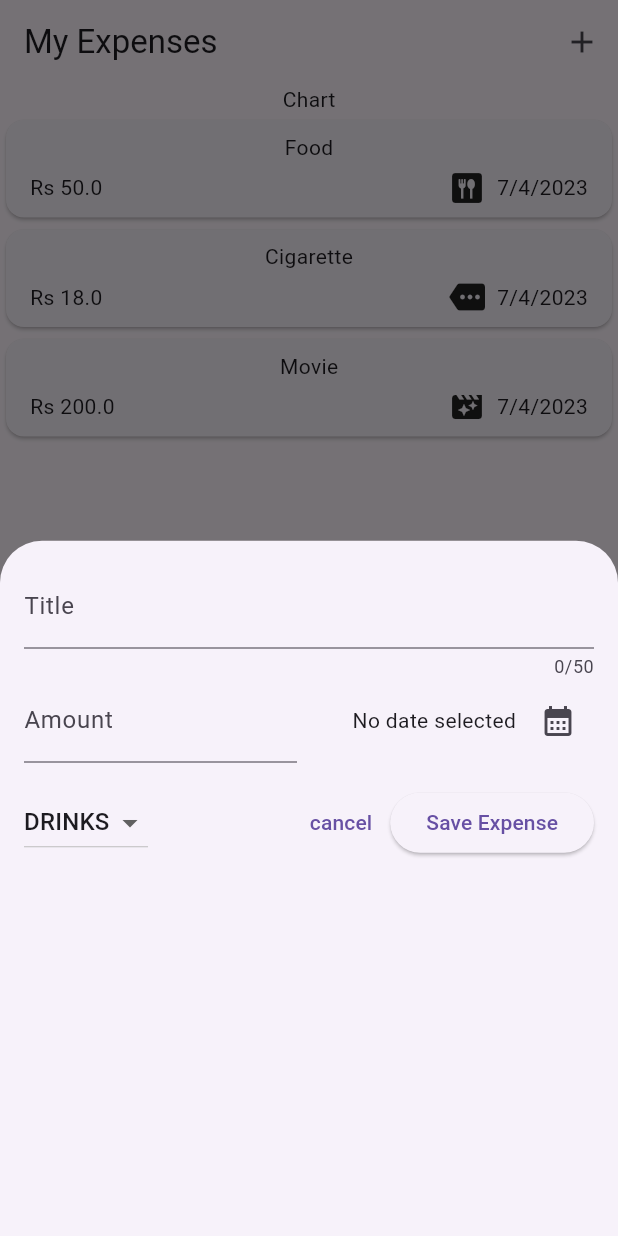
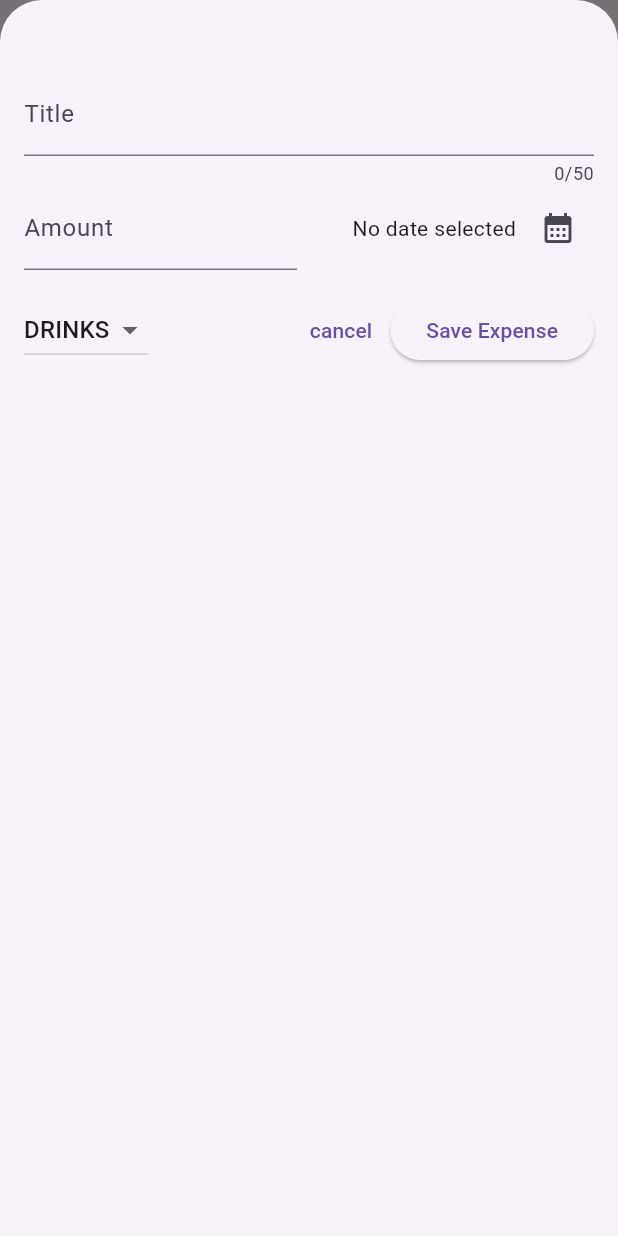
Before and after one commit to Aditya-Y-Git/my_expenses, a Flutter app: the screen it shows after launch, after a tap on the "add" icon, on a phone screen of 412 x 824 dp. Run offline on Flutter 3.47's test engine with Material 2 defaults, Android fonts, the phone set to English and light mode, and no system bars.

Commit message:
created a fullscreen modal and added padding to it

```diff
--- a/lib/widgets/expenses.dart
+++ b/lib/widgets/expenses.dart
@@ -37,6 +37,8 @@ class _ExpensesState extends State<Expenses> {
   // when the + sign in app is placed a overlay will be opened to enter the expense item details
   void _openAddExpenseOverlay() {
     showModalBottomSheet(
+      // isScrollControlled will open the modal in full screen
+      isScrollControlled: true,
       context: context,
       builder: (ctx) {
         return NewExpense(
--- a/lib/widgets/new_expense.dart
+++ b/lib/widgets/new_expense.dart
@@ -68,7 +68,7 @@ class _NewExpenseState extends State<NewExpense> {
   @override
   Widget build(BuildContext context) {
     return Padding(
-      padding: const EdgeInsets.all(16.0),
+      padding: const EdgeInsets.fromLTRB(16, 48, 16, 16),
       child: Column(
         children: [
           TextField(
```
